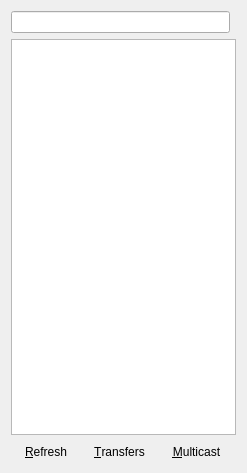
This is ui/peerdialog.ui in shaan7/Kapotah as Qt 5 draws it before an edit. The edited form follows.
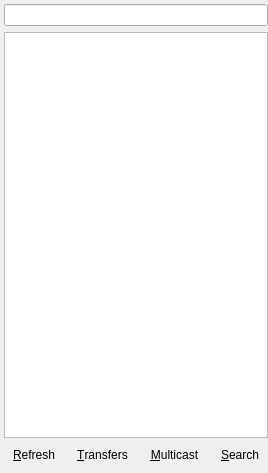
This is the edited form.

Diff of the .ui file:
```diff
--- a/ui/peerdialog.ui
+++ b/ui/peerdialog.ui
@@ -9,7 +9,7 @@
    <rect>
     <x>0</x>
     <y>0</y>
-    <width>247</width>
+    <width>268</width>
     <height>473</height>
    </rect>
   </property>
@@ -19,20 +19,29 @@
   <property name="layoutDirection">
    <enum>Qt::LeftToRight</enum>
   </property>
-  <layout class="QGridLayout" name="gridLayout_2">
-   <item row="0" column="0">
+  <widget class="QWidget" name="">
+   <property name="geometry">
+    <rect>
+     <x>4</x>
+     <y>4</y>
+     <width>264</width>
+     <height>461</height>
+    </rect>
+   </property>
+   <layout class="QVBoxLayout" name="verticalLayout">
+    <item>
     <widget class="QLineEdit" name="nameEdit"/>
    </item>
-   <item row="1" column="0" colspan="2">
+    <item>
     <widget class="QListView" name="peersListView">
      <property name="selectionMode">
       <enum>QAbstractItemView::MultiSelection</enum>
      </property>
     </widget>
    </item>
-   <item row="2" column="0" colspan="2">
-    <layout class="QGridLayout" name="gridLayout">
-     <item row="0" column="0">
+    <item>
+     <layout class="QHBoxLayout" name="horizontalLayout">
+      <item>
       <widget class="QToolButton" name="refreshButton">
        <property name="text">
         <string>&amp;Refresh</string>
@@ -42,7 +51,7 @@
        </property>
       </widget>
      </item>
-     <item row="0" column="1">
+      <item>
       <widget class="QToolButton" name="transferButton">
        <property name="text">
         <string>&amp;Transfers</string>
@@ -52,7 +61,7 @@
        </property>
       </widget>
      </item>
-     <item row="0" column="2">
+      <item>
       <widget class="QToolButton" name="multicastButton">
        <property name="text">
         <string>&amp;Multicast</string>
@@ -62,9 +71,20 @@
        </property>
       </widget>
      </item>
+      <item>
+       <widget class="QToolButton" name="searchButton">
+        <property name="text">
+         <string>&amp;Search</string>
+        </property>
+        <property name="autoRaise">
+         <bool>true</bool>
+        </property>
+       </widget>
+      </item>
     </layout>
    </item>
   </layout>
+  </widget>
  </widget>
  <tabstops>
   <tabstop>nameEdit</tabstop>
```
Lines whose indentation alone changed are shown as unchanged.
